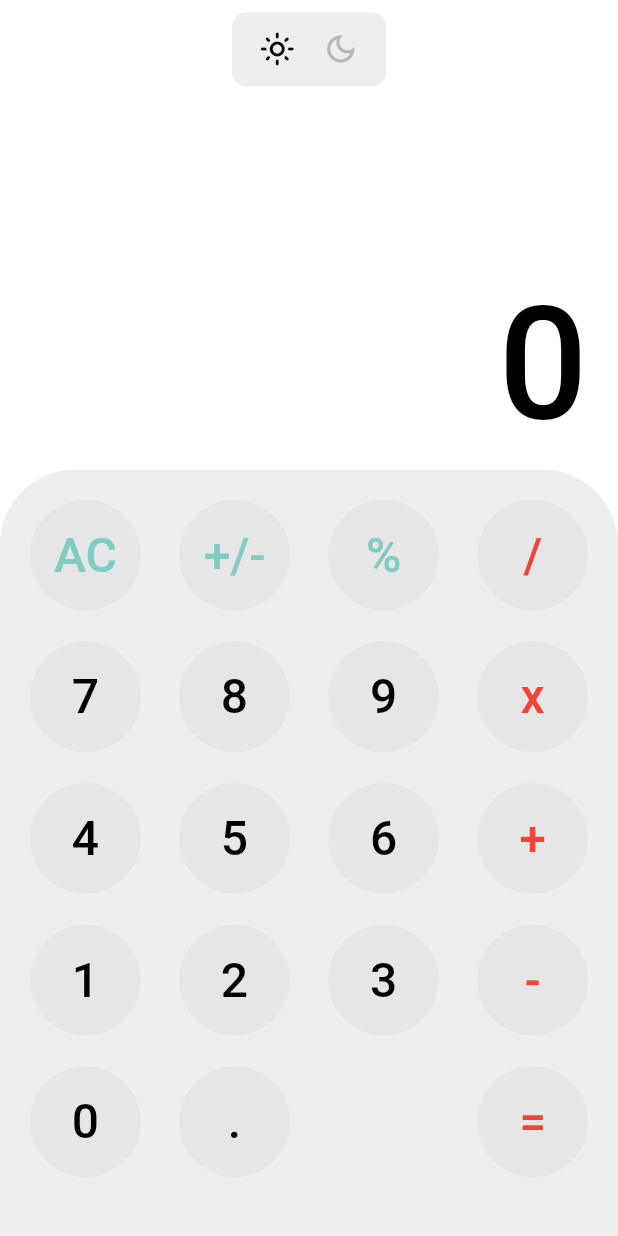
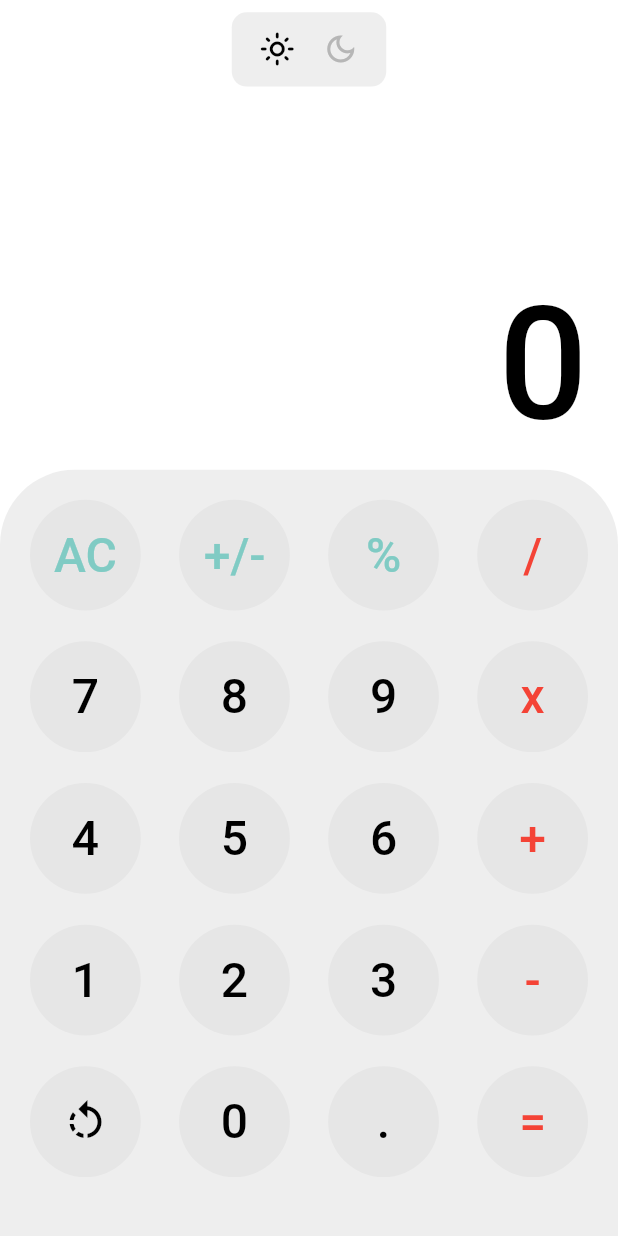
Before and after one commit to nayyara-airlangga/flutter-basic-calculator, a Flutter app: the screen it shows after launch, after a tap on "AC", on a phone screen of 412 x 824 dp. Run offline on Flutter 3.47's test engine with Material 2 defaults, Android fonts, the phone set to English and light mode, and no system bars; our stand-ins replace math_expressions.

Commit message:
Most calculations are no longer buggy
Some calculations like +/- looks weird but it looks good for now

```diff
--- a/lib/main.dart
+++ b/lib/main.dart
@@ -1,10 +1,10 @@
 import 'package:flutter/material.dart';
 import 'package:flutter/services.dart';
+import 'package:math_expressions/math_expressions.dart';
 
 import 'models/calc_button.dart';
 import 'widgets/theme_mode_switch.dart';
 import 'widgets/display_result.dart';
-import 'widgets/calc_keypad.dart';
 import 'themes.dart';
 
 void main() {
@@ -47,6 +47,9 @@ class CalculatorScreen extends StatefulWidget {
 }
 
 class _CalculatorScreenState extends State<CalculatorScreen> {
+  var answer = '';
+  var userInput = '';
+
   @override
   Widget build(BuildContext context) {
     final ThemeData themeData = Theme.of(context);
@@ -59,6 +62,7 @@ class _CalculatorScreenState extends State<CalculatorScreen> {
           style: themeData.textTheme.bodyText1
               .copyWith(color: Colors.teal.shade200),
         ),
+        textSymbol: 'AC',
         handler: () {
           calculation('AC');
         },
@@ -69,6 +73,7 @@ class _CalculatorScreenState extends State<CalculatorScreen> {
           style: themeData.textTheme.bodyText1
               .copyWith(color: Colors.teal.shade200),
         ),
+        textSymbol: '+/-',
         handler: () {
           calculation('+/-');
         },
@@ -79,6 +84,7 @@ class _CalculatorScreenState extends State<CalculatorScreen> {
           style: themeData.textTheme.bodyText1
               .copyWith(color: Colors.teal.shade200),
         ),
+        textSymbol: '%',
         handler: () {
           calculation('%');
         },
@@ -88,6 +94,7 @@ class _CalculatorScreenState extends State<CalculatorScreen> {
           '/',
           style: themeData.textTheme.bodyText1.copyWith(color: Colors.red),
         ),
+        textSymbol: '/',
         handler: () {
           calculation('/');
         },
@@ -97,6 +104,7 @@ class _CalculatorScreenState extends State<CalculatorScreen> {
           '7',
           style: themeData.textTheme.bodyText1,
         ),
+        textSymbol: '7',
         handler: () {
           calculation('7');
         },
@@ -106,6 +114,7 @@ class _CalculatorScreenState extends State<CalculatorScreen> {
           '8',
           style: themeData.textTheme.bodyText1,
         ),
+        textSymbol: '8',
         handler: () {
           calculation('8');
         },
@@ -115,6 +124,7 @@ class _CalculatorScreenState extends State<CalculatorScreen> {
           '9',
           style: themeData.textTheme.bodyText1,
         ),
+        textSymbol: '9',
         handler: () {
           calculation('9');
         },
@@ -124,6 +134,7 @@ class _CalculatorScreenState extends State<CalculatorScreen> {
           'x',
           style: themeData.textTheme.bodyText1.copyWith(color: Colors.red),
         ),
+        textSymbol: 'x',
         handler: () {
           calculation('x');
         },
@@ -133,6 +144,7 @@ class _CalculatorScreenState extends State<CalculatorScreen> {
           '4',
           style: themeData.textTheme.bodyText1,
         ),
+        textSymbol: '4',
         handler: () {
           calculation('4');
         },
@@ -142,6 +154,7 @@ class _CalculatorScreenState extends State<CalculatorScreen> {
           '5',
           style: themeData.textTheme.bodyText1,
         ),
+        textSymbol: '5',
         handler: () {
           calculation('5');
         },
@@ -151,6 +164,7 @@ class _CalculatorScreenState extends State<CalculatorScreen> {
           '6',
           style: themeData.textTheme.bodyText1,
         ),
+        textSymbol: '6',
         handler: () {
           calculation('6');
         },
@@ -160,6 +174,7 @@ class _CalculatorScreenState extends State<CalculatorScreen> {
           '+',
           style: themeData.textTheme.bodyText1.copyWith(color: Colors.red),
         ),
+        textSymbol: '+',
         handler: () {
           calculation('+');
         },
@@ -169,6 +184,7 @@ class _CalculatorScreenState extends State<CalculatorScreen> {
           '1',
           style: themeData.textTheme.bodyText1,
         ),
+        textSymbol: '1',
         handler: () {
           calculation('1');
         },
@@ -178,6 +194,7 @@ class _CalculatorScreenState extends State<CalculatorScreen> {
           '2',
           style: themeData.textTheme.bodyText1,
         ),
+        textSymbol: '2',
         handler: () {
           calculation('2');
         },
@@ -187,6 +204,7 @@ class _CalculatorScreenState extends State<CalculatorScreen> {
           '3',
           style: themeData.textTheme.bodyText1,
         ),
+        textSymbol: '3',
         handler: () {
           calculation('3');
         },
@@ -196,22 +214,24 @@ class _CalculatorScreenState extends State<CalculatorScreen> {
           '-',
           style: themeData.textTheme.bodyText1.copyWith(color: Colors.red),
         ),
+        textSymbol: '-',
         handler: () {
           calculation('-');
         },
       ),
-      // CalcButton(
-      //     symbol: Icon(
-      //       Icons.rotate_left,
-      //       size: 32,
-      //       color: themeData.textTheme.bodyText1.color,
-      //     ),
-      //     handler: () {}),
+      CalcButton(
+          symbol: Icon(
+            Icons.rotate_left,
+            size: 32,
+            color: themeData.textTheme.bodyText1.color,
+          ),
+          handler: () {}),
       CalcButton(
         symbol: Text(
           '0',
           style: themeData.textTheme.bodyText1,
         ),
+        textSymbol: '0',
         handler: () {
           calculation('0');
         },
@@ -221,19 +241,17 @@ class _CalculatorScreenState extends State<CalculatorScreen> {
           '.',
           style: themeData.textTheme.bodyText1,
         ),
+        textSymbol: '.',
         handler: () {
           calculation('.');
         },
-      ),
-      CalcButton(
-        symbol: Container(),
-        handler: () {},
       ),
       CalcButton(
         symbol: Text(
           '=',
           style: themeData.textTheme.bodyText1.copyWith(color: Colors.red),
         ),
+        textSymbol: '=',
         handler: () {
           calculation('=');
         },
@@ -249,20 +267,126 @@ class _CalculatorScreenState extends State<CalculatorScreen> {
             themeData: themeData,
           ),
           Spacer(),
+
+          //Displays equations
           DisplayResult(
             mediaQuery: mediaQuery,
-            text: text,
+            text: userInput,
             themeData: themeData,
+            heightConstant: 0.05,
+            widthConstant: 1,
+            padding: 40,
+          ),
+
+          //Displays Result
+          DisplayResult(
+            mediaQuery: mediaQuery,
+            text: answer,
+            themeData: themeData,
+            heightConstant: 0.15,
+            widthConstant: 1,
+            padding: 20,
           ),
           SizedBox(height: mediaQuery.size.height * 0.01),
-          CalcKeypad(
-            mediaQuery: mediaQuery,
-            themeData: themeData,
-            jenisButton: jenisButton,
-          ),
+
+          //Calculator Keypad
+          Container(
+            alignment: Alignment.center,
+            height: mediaQuery.size.height * 0.62,
+            decoration: BoxDecoration(
+              borderRadius: BorderRadius.only(
+                topLeft: Radius.circular(50),
+                topRight: Radius.circular(50),
+              ),
+              color: themeData.primaryColor,
+            ),
+            child: LayoutBuilder(builder: (context, constraints) {
+              return GridView.builder(
+                padding: EdgeInsets.all(20),
+                gridDelegate: SliverGridDelegateWithFixedCrossAxisCount(
+                  crossAxisCount: 4,
+                  crossAxisSpacing: constraints.maxHeight * 0.05,
+                  mainAxisSpacing: constraints.maxWidth * 0.05,
+                ),
+                itemBuilder: (context, index) {
+                  return InkWell(
+                    splashColor: themeData.primaryColor,
+                    borderRadius: BorderRadius.circular(100),
+                    onTap: () {
+                      if (index == 0) {
+                        setState(() {
+                          userInput = '';
+                          answer = '0';
+                        });
+                      } else if (index == 2) {
+                        setState(() {
+                          answer = (double.parse(userInput) / 100).toString();
+                          userInput += jenisButton[index].textSymbol;
+                          userInput = answer;
+                        });
+                      } else if (index == 16) {
+                        setState(() {
+                          if (userInput.isNotEmpty)
+                            userInput =
+                                userInput.substring(0, userInput.length - 1);
+                          else if (userInput.isEmpty) userInput = '0';
+                        });
+                      } else if (index == 19) {
+                        setState(() {
+                          equalPressed();
+                          if (double.parse(answer) % 1 == 0) {
+                            answer = double.parse(answer).toStringAsFixed(0);
+                          }
+                          userInput = answer;
+                        });
+                      } else {
+                        if (index == 1) {
+                          setState(() {
+                            userInput += '-';
+                          });
+                        } else {
+                          setState(() {
+                            userInput += jenisButton[index].textSymbol;
+                          });
+                        }
+                      }
+                    },
+                    child: Container(
+                      alignment: Alignment.center,
+                      decoration: BoxDecoration(
+                        color: themeData.primaryColorDark.withOpacity(0.1),
+                        shape: BoxShape.circle,
+                      ),
+                      child: FittedBox(child: jenisButton[index].symbol),
+                    ),
+                  );
+                },
+                itemCount: jenisButton.length,
+              );
+            }),
+          )
         ],
       ),
     );
+  }
+
+  bool isOperator(String x) {
+    if (x == '/' || x == 'x' || x == '-' || x == '+' || x == '=') {
+      return true;
+    }
+    return false;
+  }
+
+  void equalPressed() {
+    String finaluserinput = userInput;
+    finaluserinput = userInput.replaceAll('x', '*');
+    finaluserinput = userInput.replaceAll('+/-', '-');
+
+    Parser p = Parser();
+    Expression exp = p.parse(finaluserinput);
+    ContextModel cm = ContextModel();
+    double eval = exp.evaluate(EvaluationType.REAL, cm);
+    answer = eval.toString();
   }
 
   dynamic text = '0';
--- a/lib/models/calc_button.dart
+++ b/lib/models/calc_button.dart
@@ -2,7 +2,12 @@ import 'package:flutter/material.dart';
 
 class CalcButton {
   Widget symbol;
+  String textSymbol;
   Function handler;
 
-  CalcButton({this.symbol, this.handler});
+  CalcButton({
+    this.symbol,
+    this.handler,
+    this.textSymbol,
+  });
 }
--- a/lib/widgets/calc_keypad.dart
+++ /dev/null
@@ -1,59 +0,0 @@
-import 'package:flutter/material.dart';
-
-import '../models/calc_button.dart';
-
-class CalcKeypad extends StatelessWidget {
-  const CalcKeypad({
-    Key key,
-    @required this.mediaQuery,
-    @required this.themeData,
-    @required this.jenisButton,
-  }) : super(key: key);
-
-  final MediaQueryData mediaQuery;
-  final ThemeData themeData;
-  final List<CalcButton> jenisButton;
-
-  @override
-  Widget build(BuildContext context) {
-    return Container(
-      alignment: Alignment.center,
-      height: mediaQuery.size.height * 0.62,
-      decoration: BoxDecoration(
-        borderRadius: BorderRadius.only(
-          topLeft: Radius.circular(50),
-          topRight: Radius.circular(50),
-        ),
-        color: themeData.primaryColor,
-      ),
-      child: LayoutBuilder(builder: (context, constraints) {
-        return GridView.builder(
-          padding: EdgeInsets.all(20),
-          gridDelegate: SliverGridDelegateWithFixedCrossAxisCount(
-            crossAxisCount: 4,
-            crossAxisSpacing: constraints.maxHeight * 0.05,
-            mainAxisSpacing: constraints.maxWidth * 0.05,
-          ),
-          itemBuilder: (context, index) {
-            return InkWell(
-              splashColor: themeData.primaryColor,
-              borderRadius: BorderRadius.circular(100),
-              onTap: jenisButton[index].handler,
-              child: Container(
-                alignment: Alignment.center,
-                decoration: BoxDecoration(
-                  color: index == 18
-                      ? themeData.primaryColorDark.withOpacity(0)
-                      : themeData.primaryColorDark.withOpacity(0.1),
-                  shape: BoxShape.circle,
-                ),
-                child: FittedBox(child: jenisButton[index].symbol),
-              ),
-            );
-          },
-          itemCount: jenisButton.length,
-        );
-      }),
-    );
-  }
-}
--- a/lib/widgets/display_result.dart
+++ b/lib/widgets/display_result.dart
@@ -1,25 +1,31 @@
 import 'package:flutter/material.dart';
 
 class DisplayResult extends StatelessWidget {
-  const DisplayResult({
-    Key key,
-    @required this.mediaQuery,
-    @required this.text,
-    @required this.themeData,
-  }) : super(key: key);
+  const DisplayResult(
+      {Key key,
+      @required this.mediaQuery,
+      @required this.text,
+      @required this.themeData,
+      @required this.heightConstant,
+      @required this.widthConstant,
+      this.padding})
+      : super(key: key);
 
   final MediaQueryData mediaQuery;
+  final double heightConstant;
+  final double widthConstant;
   final text;
+  final double padding;
   final ThemeData themeData;
 
   @override
   Widget build(BuildContext context) {
     return Container(
       alignment: Alignment.centerRight,
-      height: mediaQuery.size.height * 0.15,
-      width: mediaQuery.size.width,
+      height: mediaQuery.size.height * heightConstant,
+      width: mediaQuery.size.width * widthConstant,
       child: Padding(
-        padding: const EdgeInsets.symmetric(horizontal: 20),
+        padding: EdgeInsets.symmetric(horizontal: padding),
         child: LayoutBuilder(builder: (context, constraints) {
           return Container(
             height: constraints.maxHeight,
--- a/pubspec.yaml
+++ b/pubspec.yaml
@@ -28,6 +28,7 @@ dependencies:
   # The following adds the Cupertino Icons font to your application.
   # Use with the CupertinoIcons class for iOS style icons.
   cupertino_icons: ^1.0.2
+  math_expressions: ^2.0.0
 
 dev_dependencies:
   flutter_test:
```
Also changed, not shown: pubspec.lock.
